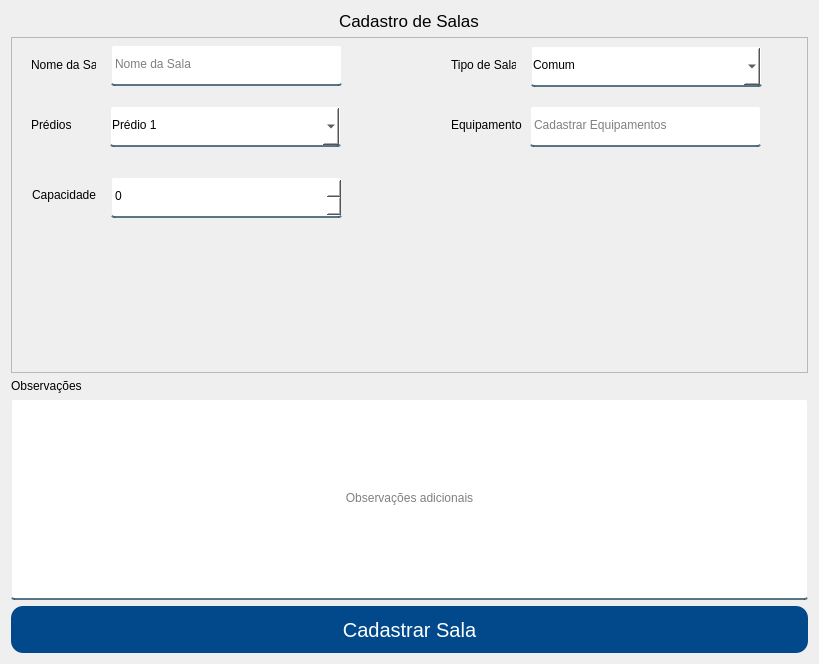
First picture: the form in App/view/ui/cadastroSalas.ui, repository Senac-SOR-ADS/Mapa-de-Sala, before the edit.
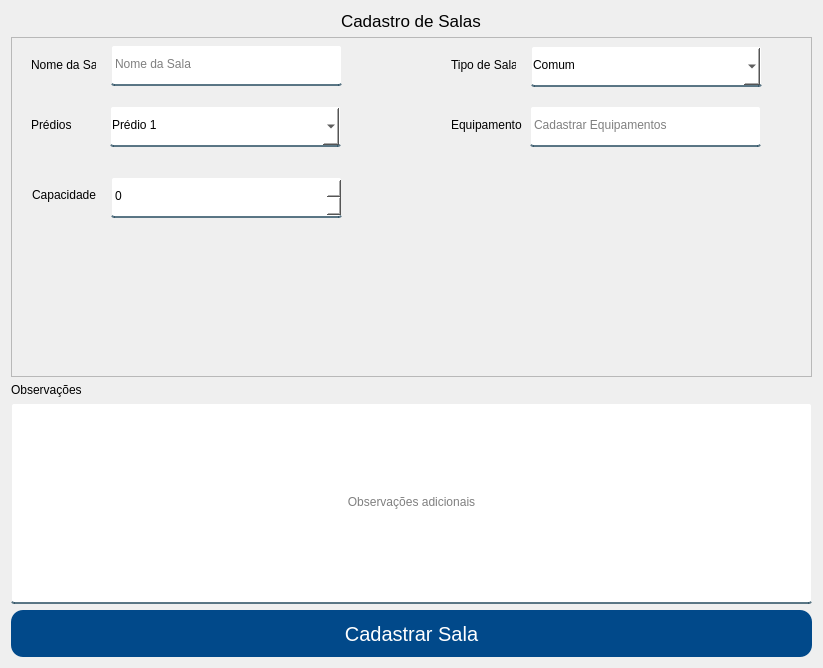
Second picture: the form after the edit.

Patch:
```diff
--- a/App/view/ui/cadastroSalas.ui
+++ b/App/view/ui/cadastroSalas.ui
@@ -52,7 +52,7 @@
      </property>
     </widget>
    </item>
-   <item>
+   <item alignment="Qt::AlignHCenter">
     <widget class="QFrame" name="frame">
      <property name="sizePolicy">
       <sizepolicy hsizetype="Preferred" vsizetype="Expanding">
@@ -60,6 +60,12 @@
        <verstretch>0</verstretch>
       </sizepolicy>
      </property>
+     <property name="minimumSize">
+      <size>
+       <width>801</width>
+       <height>340</height>
+      </size>
+     </property>
      <property name="frameShape">
       <enum>QFrame::StyledPanel</enum>
      </property>
```
